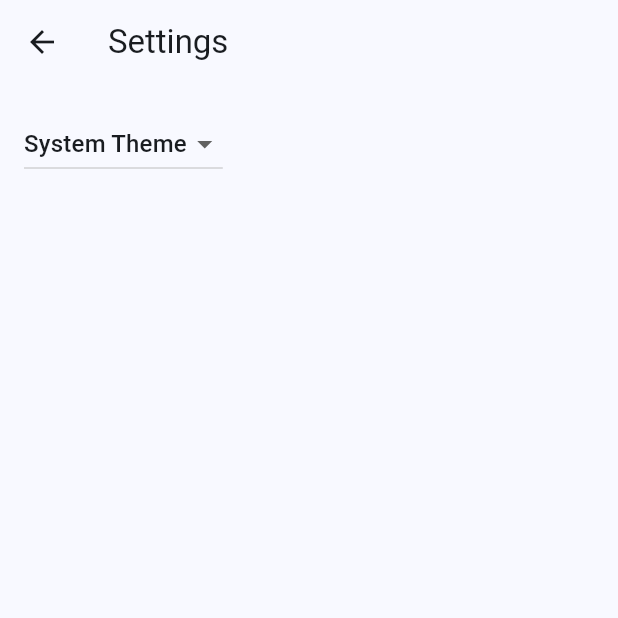
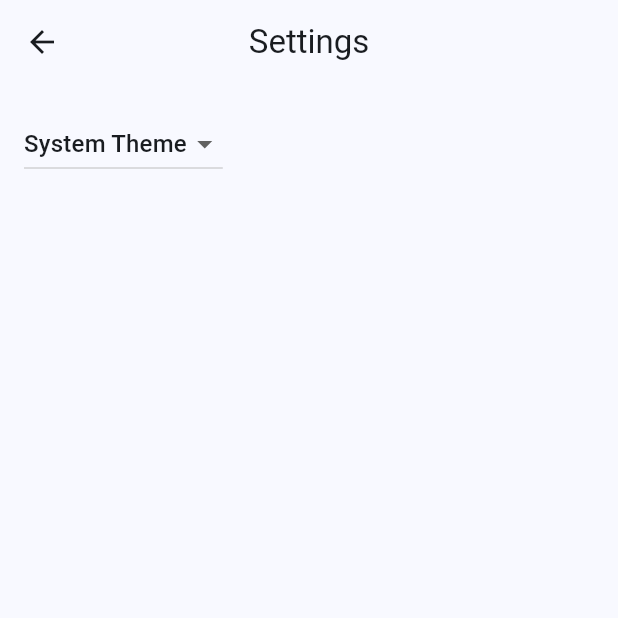
Before and after one commit to victorers1/pomodoro-app-flutter, a Flutter app: the screen it shows after launch, after a tap on the "play arrow" icon, after a tap on the "settings" icon, on a phone screen of 412 x 824 dp, the top half of it. Run offline on Flutter 3.47's test engine with Material 3 defaults, Android fonts, the phone set to English and light mode, and no system bars; drawn by our look-alikes of dynamic_color; generated files the repository leaves out were written again.

Commit message:
adds more localization strings

```diff
--- a/lib/features/home/home_controller.dart
+++ b/lib/features/home/home_controller.dart
@@ -25,7 +25,7 @@ class HomeController with ChangeNotifier {
 
   bool get isTimerCounting => _timerService.isCounting;
 
-  void onPressedPlayButton() {
+  void resumeTimer() {
     if (timerProgress == 1) {
       _timerService.startTimer();
     } else {
--- a/lib/features/home/home_page.dart
+++ b/lib/features/home/home_page.dart
@@ -1,6 +1,7 @@
 import 'package:flutter/material.dart';
 import 'package:flutter_gen/gen_l10n/app_localizations.dart';
 import 'package:pomodoro/enums/timer_mode_enum.dart';
+import 'package:pomodoro/extensions/string_extensions.dart';
 import 'package:pomodoro/features/home/home_controller.dart';
 import 'package:pomodoro/features/home/settings_icon_widget.dart';
 import 'package:pomodoro/features/timer/timer_progress_indicator_widget.dart';
@@ -18,17 +19,20 @@ class HomePage extends StatelessWidget {
 
   @override
   Widget build(BuildContext context) {
-    // TODO: add intl
-    final nextTimerButtonLabel =
-        'Change to ${controller.timerMode == TimerMode.pomodoro ? AppLocalizations.of(context)?.appTitle : AppLocalizations.of(context)?.breakTimer} timer';
+    final nextTimerMode = controller.timerMode == TimerMode.pomodoro
+        ? AppLocalizations.of(context)!.breakTimer
+        : AppLocalizations.of(context)!.appTitle;
+
+    final nextTimerButtonLabel = AppLocalizations.of(context)!.forwardTimer(
+      nextTimerMode,
+    );
 
     return ListenableBuilder(
       listenable: controller,
       builder: (context, child) {
         return Scaffold(
           appBar: AppBar(
-            // TODO: add intl
-            title: const Text('Home'),
+            title: Text(AppLocalizations.of(context)!.home.capitalize),
             centerTitle: true,
             actions: const [SettingsIconWidget()],
           ),
@@ -52,18 +56,16 @@ class HomePage extends StatelessWidget {
                     controller.isTimerCounting
                         ? FloatingActionButton(
                             heroTag: null,
-                            // TODO: add intl
-                            tooltip: 'Pause',
-                            onPressed: controller.onPressedPlayButton,
+                            tooltip: AppLocalizations.of(context)!.pauseTimer,
+                            onPressed: controller.resumeTimer,
                             child: const Icon(
                               Icons.pause_rounded,
                             ),
                           )
                         : FloatingActionButton(
                             heroTag: null,
-                            // TODO: add intl
-                            tooltip: 'Start',
-                            onPressed: controller.onPressedPlayButton,
+                            tooltip: AppLocalizations.of(context)!.startTimer,
+                            onPressed: controller.resumeTimer,
                             child: const Icon(
                               Icons.play_arrow_rounded,
                             ),
--- a/lib/features/home/settings_icon_widget.dart
+++ b/lib/features/home/settings_icon_widget.dart
@@ -1,4 +1,5 @@
 import 'package:flutter/material.dart';
+import 'package:flutter_gen/gen_l10n/app_localizations.dart';
 import 'package:pomodoro/features/settings/settings_page.dart';
 
 class SettingsIconWidget extends StatelessWidget {
@@ -10,8 +11,7 @@ class SettingsIconWidget extends StatelessWidget {
   Widget build(BuildContext context) {
     return IconButton(
       icon: const Icon(Icons.settings),
-      // TODO: add intl
-      tooltip: '',
+      tooltip: AppLocalizations.of(context)!.goToSettings,
       onPressed: () {
         Navigator.restorablePushNamed(
           context,
--- a/lib/features/settings/settings_page.dart
+++ b/lib/features/settings/settings_page.dart
@@ -15,8 +15,8 @@ class SettingsPage extends StatelessWidget {
   Widget build(BuildContext context) {
     return Scaffold(
       appBar: AppBar(
-        // TODO: add intl
-        title: const Text('Settings'),
+        centerTitle: true,
+        title: Text(AppLocalizations.of(context)!.settings.capitalize),
       ),
       body: Padding(
         padding: const EdgeInsets.all(16),
--- a/lib/features/timer/timer_progress_indicator_widget.dart
+++ b/lib/features/timer/timer_progress_indicator_widget.dart
@@ -44,8 +44,8 @@ class TimerProgressIndicatorWidget extends StatelessWidget {
             color: Theme.of(context).colorScheme.primary,
             strokeWidth: Sizes.size8,
             strokeAlign: BorderSide.strokeAlignInside,
-            // TODO: add intl
-            semanticsLabel: 'Pomodoro timer progress bar',
+            semanticsLabel:
+                AppLocalizations.of(context)!.timerIndicatorSemanticsLabel,
             semanticsValue: '$progressValue',
           ),
           Center(
```
Also changed, not shown: lib/features/localization/app_en.arb (+35 -0 lines), lib/features/localization/app_pt.arb (+8 -1 lines).
